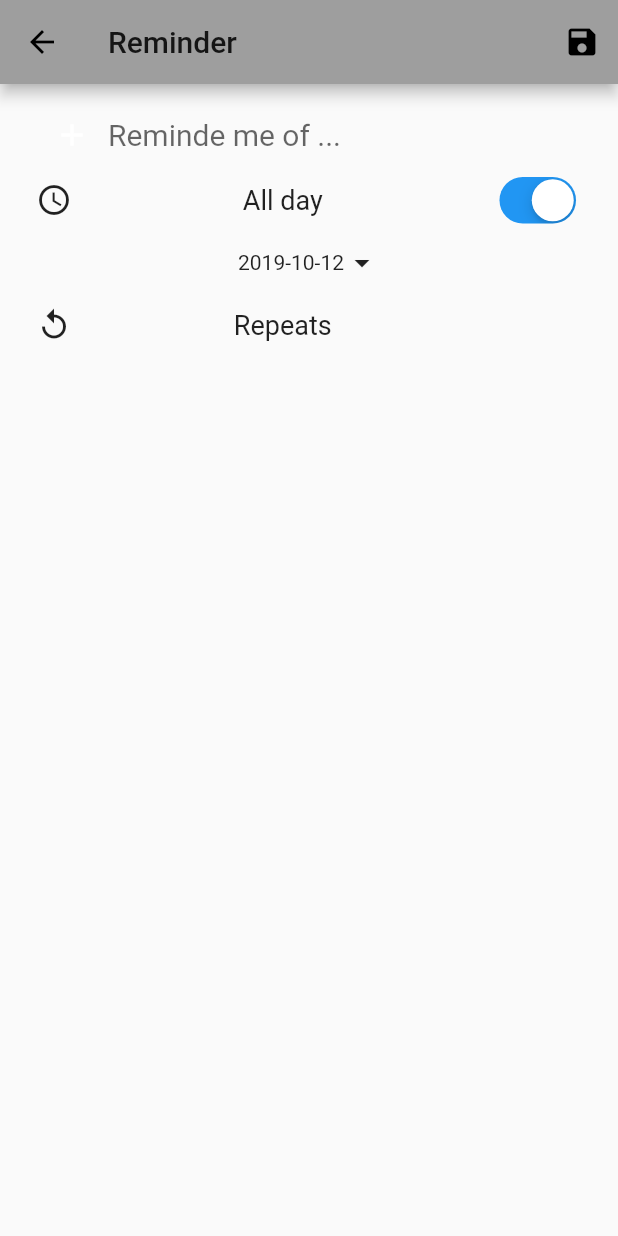
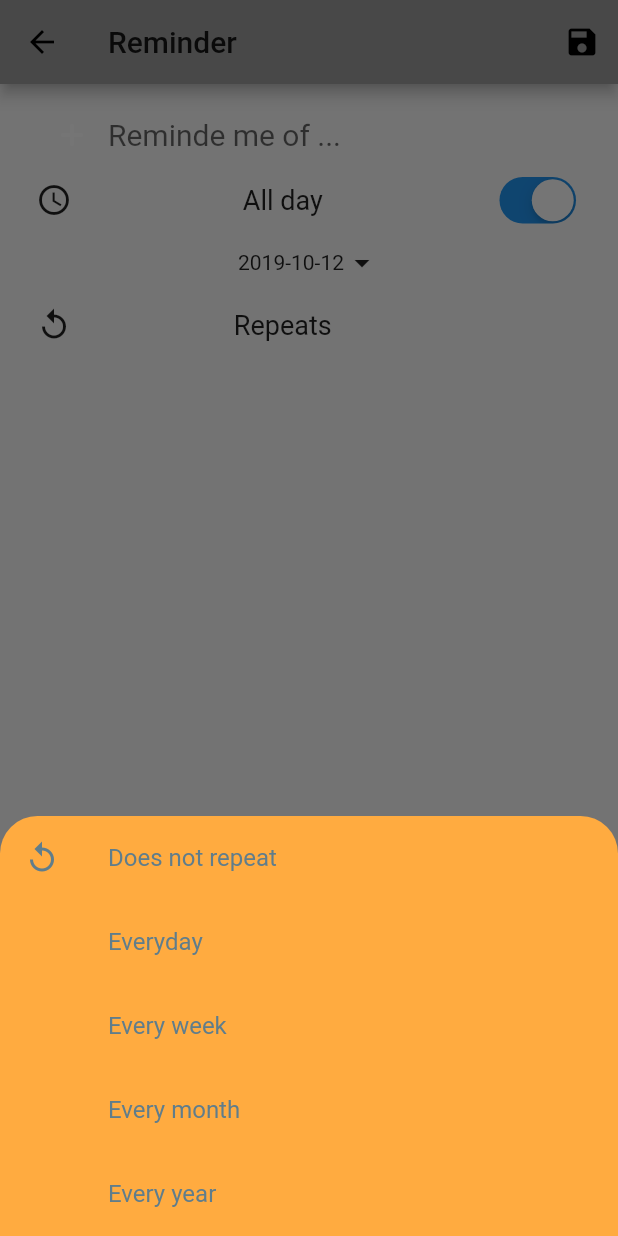
Before and after one commit to zwx0641/Clouding_calendar, a Flutter app: the ReminderPage screen opened by its route, after a tap on "Repeats", on a phone screen of 412 x 824 dp. Run offline on Flutter 3.47's test engine with Material 2 defaults, Android fonts, the phone set to English and light mode, and no system bars; our stand-ins replace date_format, table_calendar; missing offline and left inert: groovin_material_icons; network calls fail.

Commit message:
提醒页面的完善

```diff
--- a/lib/main.dart
+++ b/lib/main.dart
@@ -1,7 +1,6 @@
 import 'package:clouding_calendar/custom_router.dart';
 import 'package:clouding_calendar/reminder.dart';
 import 'package:clouding_calendar/routes.dart' as prefix0;
-import 'package:clouding_calendar/login.dart';
 import 'package:flutter/material.dart';
 import 'package:intl/date_symbol_data_local.dart';
 import 'package:table_calendar/table_calendar.dart';
--- a/lib/register.dart
+++ b/lib/register.dart
@@ -1,11 +1,8 @@
 import 'dart:convert';
 import 'dart:io';
 
-import 'package:clouding_calendar/custom_router.dart';
-import 'package:clouding_calendar/login.dart';
 import 'package:flutter/material.dart';
 import 'package:groovin_material_icons/groovin_material_icons.dart';
-import 'routes.dart';
 
 
 class RegisterPage extends StatefulWidget {
@@ -247,7 +244,7 @@ class _RegisterPageState extends State<RegisterPage> {
     try {
       var request = await httpClient.getUrl(Uri.parse(url));
       var response = await request.close();
-      if (response.statusCode == HttpStatus.OK) {
+      if (response.statusCode == HttpStatus.ok) {
         var json = await response.transform(utf8.decoder).join();
         data = jsonDecode(json);
         _hintMessage = data['msg'];
--- a/lib/reminder.dart
+++ b/lib/reminder.dart
@@ -14,6 +14,8 @@ class _ReminderPageState extends State<ReminderPage> {
   bool _invisible = true;
   TextStyle _standard = new TextStyle(fontSize: 30);
   String _reminderTitle;
+  List<String> _repeatArray = ['Does not repeat', 'Everyday', 'Every week', 'Every month', 'Every year'];
+  String _repeatsMsg = 'Repeats';
 
   @override
   Widget build(BuildContext context) {
@@ -54,6 +56,71 @@ class _ReminderPageState extends State<ReminderPage> {
       });
     }
 
+    //提醒的类型
+    List<Widget> tiles = [];
+    for (int i = 0; i < 5; i++) {
+      //i=0为不重复，有图标
+      if (i == 0) {
+        tiles.add(
+          new ListTile(
+            leading: new Icon(Icons.replay, color: Colors.blueGrey),
+            title: new Text(_repeatArray[i], style: TextStyle(color: Colors.blueGrey)),
+            onTap: () {
+              setState(() {
+                _repeatsMsg = _repeatArray[i];
+              });
+            },
+          ),
+        );
+      } else {
+        //i!=0为重复，无图标
+        tiles.add(
+          new ListTile(
+            leading: new Icon(Icons.replay, color: Colors.orangeAccent),
+            title: new Text(_repeatArray[i], style: TextStyle(color: Colors.blueGrey)),
+            onTap: () {
+              setState(() {
+                _repeatsMsg = _repeatArray[i];
+              });
+            },
+          ),
+        );
+      }
+    }
+
+    void _AddActivities() {
+      showModalBottomSheet(
+        context: context,
+        builder: (BuildContext context) {
+          return Stack(
+            children: <Widget>[
+              Container(
+                height: 25,
+                width: double.infinity,
+                color: Colors.black54,
+              ),
+              Container(
+                height: 280,
+                width: double.infinity,
+                child: Column(
+                  mainAxisSize: MainAxisSize.min,
+                  children: tiles   //呼出提醒列表
+                ),
+                decoration: BoxDecoration(
+                  color: Colors.orangeAccent,
+                  borderRadius: BorderRadius.only(
+                    topLeft: Radius.circular(25),
+                    topRight: Radius.circular(25)
+                  )
+                ),
+              ),
+
+            ],
+          );
+        }
+      );
+    }
+
     //提醒重复几次
 
     return new Scaffold(
@@ -82,6 +149,7 @@ class _ReminderPageState extends State<ReminderPage> {
                 ),
                 onChanged: (String value) => _reminderTitle = value,
               ),
+
               Column(
                 children: <Widget>[
                   //是否全天提醒
@@ -144,8 +212,8 @@ class _ReminderPageState extends State<ReminderPage> {
                     children: <Widget>[
                       Icon(Icons.replay),
                       GestureDetector(
-                        child: Text('Repeats', style: TextStyle(fontSize: 18)),
-                        onTap: () {},
+                        child: Text(_repeatsMsg, style: TextStyle(fontSize: 18)),
+                        onTap: _AddActivities
                       ),
                       IgnorePointer(
                         ignoring: true,
```
